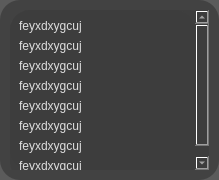
Before: the Qt Designer form UI/errorwindow.ui in zerotonyq/MTCOLD, drawn with Qt 5.
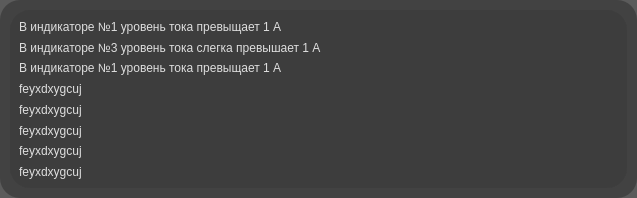
After: the same form once the commit is applied.

Patch:
```diff
--- a/UI/errorwindow.ui
+++ b/UI/errorwindow.ui
@@ -6,8 +6,8 @@
    <rect>
     <x>0</x>
     <y>0</y>
-    <width>219</width>
-    <height>180</height>
+    <width>637</width>
+    <height>198</height>
    </rect>
   </property>
   <property name="windowTitle">
@@ -44,7 +44,7 @@
        <rect>
         <x>0</x>
         <y>0</y>
-        <width>178</width>
+        <width>596</width>
         <height>231</height>
        </rect>
       </property>
@@ -52,21 +52,21 @@
        <item>
         <widget class="QLabel" name="label">
          <property name="text">
-          <string>feyxdxygcuj</string>
+          <string>В индикаторе №1 уровень тока превыщает 1 А</string>
          </property>
         </widget>
        </item>
        <item>
         <widget class="QLabel" name="label_4">
          <property name="text">
-          <string>feyxdxygcuj</string>
+          <string>В индикаторе №3 уровень тока слегка превышает 1 А</string>
          </property>
         </widget>
        </item>
        <item>
         <widget class="QLabel" name="label_8">
          <property name="text">
-          <string>feyxdxygcuj</string>
+          <string>В индикаторе №1 уровень тока превыщает 1 А</string>
          </property>
         </widget>
        </item>
```
